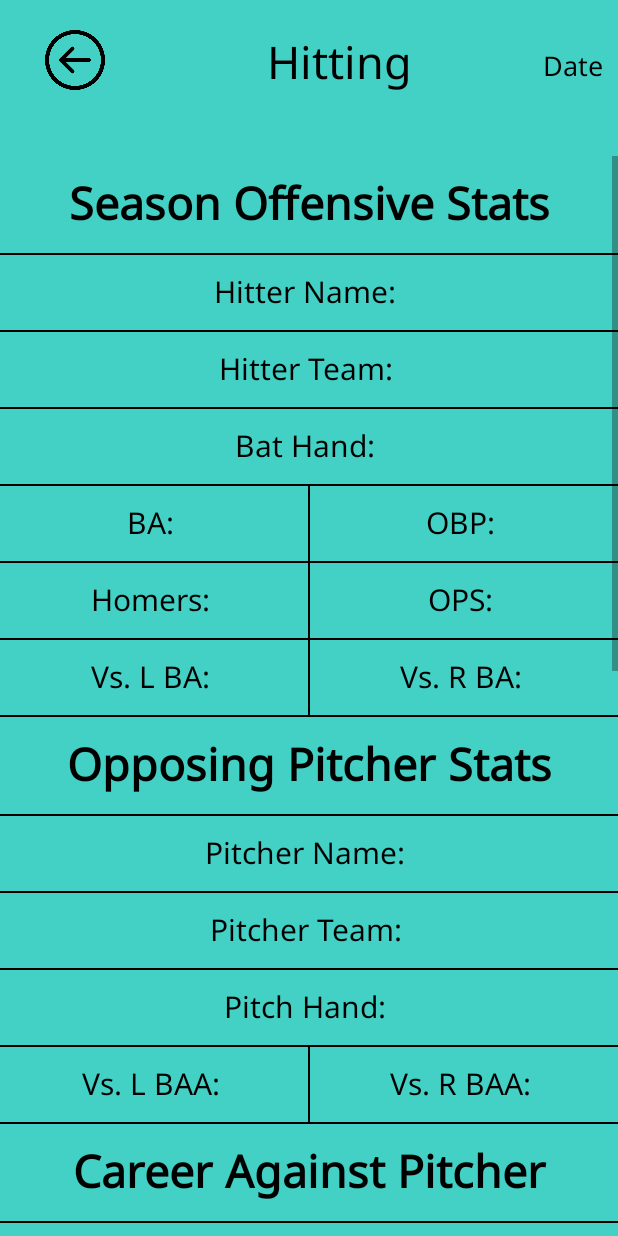
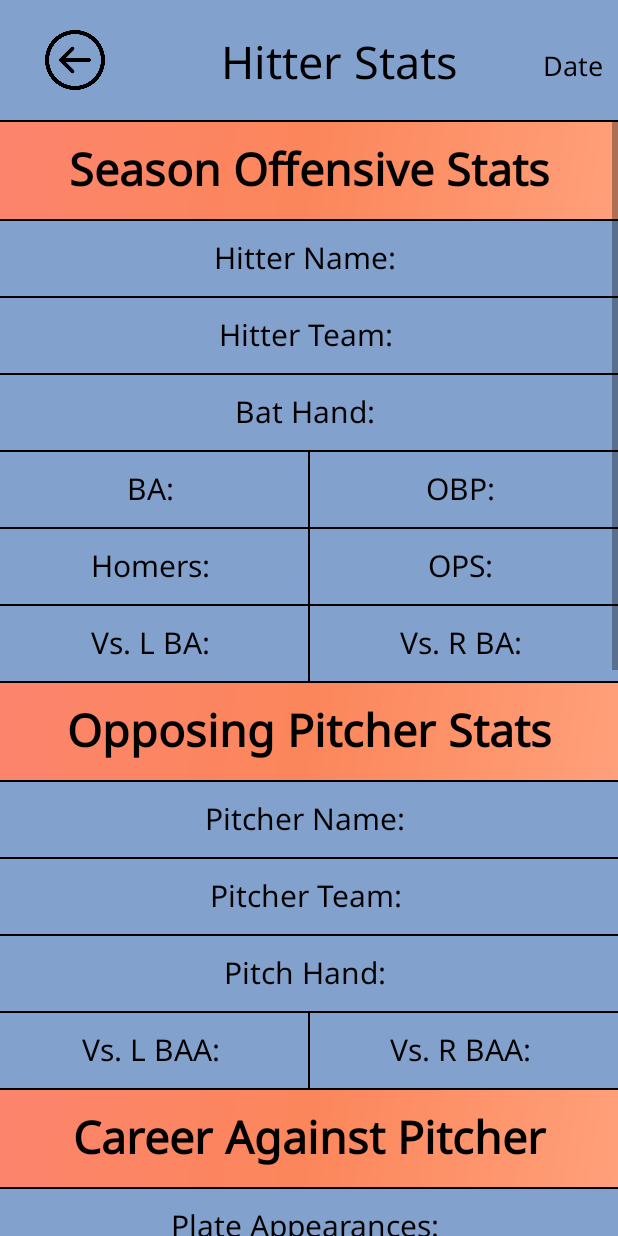
Before and after one commit to ipluchino/MLB-Bet-Buddy-App, an Android app built with Jetpack Compose: the layout activity_hittingdetails.xml on its own in the app's theme, with its tools: preview values and no code run, on a phone screen of 412 x 824 dp. Run offline under Robolectric (Android 15) with nearby library versions, the phone set to English and light mode, and no system bars.

Commit message:
Continued working on the backgrounds used for all of the screens. Also added some documentation.

```diff
--- a/app/src/main/java/edu/ramapo/ipluchino/mlbbetbuddy/View/HittingActivity.java
+++ b/app/src/main/java/edu/ramapo/ipluchino/mlbbetbuddy/View/HittingActivity.java
@@ -137,7 +137,7 @@ public class HittingActivity extends AppCompatActivity {
         }
 
         //Set the backgrounds of the top bets to gold, silver, and bronze.
-        WidgetUtilities.SetTopBets(m_tableLayout, 3, 3 ,3);
+        WidgetUtilities.SetTopBets(m_tableLayout, 2, 2 ,2);
 
         //Add an empty row to the end so that the divider gets shown on the bottom of the last row.
         TableRow emptyBottomRow = new TableRow(this);
--- a/app/src/main/java/edu/ramapo/ipluchino/mlbbetbuddy/View/NRFIYRFIDetailsActivity.java
+++ b/app/src/main/java/edu/ramapo/ipluchino/mlbbetbuddy/View/NRFIYRFIDetailsActivity.java
@@ -153,7 +153,7 @@ public class NRFIYRFIDetailsActivity extends AppCompatActivity {
         String homeTeamAbbreviation = BetPredictorModel.TEAM_ABBREVIATION.get(homeTeamName);
         String awayTeamName = (String) m_betDetails.get("Away Team Name");
         String awayTeamAbbreviation = BetPredictorModel.TEAM_ABBREVIATION.get(awayTeamName);
-        m_titleTextView.setText(homeTeamAbbreviation + " @ " + awayTeamAbbreviation);
+        m_titleTextView.setText(awayTeamAbbreviation + " @ " + homeTeamAbbreviation);
 
         //Set the local time.
         String localGameTime = m_BPModelObj.ConvertToTimezone((String) m_betDetails.get("DateTime String"), TimeZone.getDefault().getID());
--- a/app/src/main/java/edu/ramapo/ipluchino/mlbbetbuddy/View/ScheduleDetailsActivity.java
+++ b/app/src/main/java/edu/ramapo/ipluchino/mlbbetbuddy/View/ScheduleDetailsActivity.java
@@ -98,7 +98,7 @@ public class ScheduleDetailsActivity extends AppCompatActivity {
         String homeTeamAbbreviation = BetPredictorModel.TEAM_ABBREVIATION.get(homeTeamName);
         String awayTeamName = (String) m_gameDetails.get("Away Team Name");
         String awayTeamAbbreviation = BetPredictorModel.TEAM_ABBREVIATION.get(awayTeamName);
-        m_titleTextView.setText(homeTeamAbbreviation + " @ " + awayTeamAbbreviation);
+        m_titleTextView.setText(awayTeamAbbreviation + " @ " + homeTeamAbbreviation);
 
         //Set the local time.
         String localGameTime = m_BPModelObj.ConvertToTimezone((String) m_gameDetails.get("DateTime String"), TimeZone.getDefault().getID());
--- /dev/null
+++ b/app/src/main/res/drawable/activity_background.xml
@@ -0,0 +1,6 @@
+<shape xmlns:android="http://schemas.android.com/apk/res/android">
+    <gradient
+        android:startColor="#87CEEB"
+        android:endColor="#D2B48C"
+        android:angle="135"/>
+</shape>
--- /dev/null
+++ b/app/src/main/res/drawable/title_background.xml
@@ -0,0 +1,7 @@
+<shape xmlns:android="http://schemas.android.com/apk/res/android">
+    <gradient
+        android:startColor="#FFA07A"
+        android:centerColor="#fc865b"
+        android:endColor="#FC846D"
+        android:angle="135"/>
+</shape>
--- a/app/src/main/res/layout/activity_hitting.xml
+++ b/app/src/main/res/layout/activity_hitting.xml
@@ -4,7 +4,7 @@
     android:layout_width="match_parent"
     android:layout_height="match_parent"
     xmlns:app="http://schemas.android.com/apk/res-auto"
-    android:background="#43D1C5">
+    android:background="@drawable/solid_background">
 
     <LinearLayout
         android:layout_width="match_parent"
@@ -48,7 +48,7 @@
     <ScrollView
         android:layout_width="match_parent"
         android:layout_height="match_parent"
-        android:layout_marginTop="104dp"
+        android:layout_marginTop="80dp"
         app:layout_constraintEnd_toEndOf="parent"
         app:layout_constraintHorizontal_bias="0.0"
         app:layout_constraintStart_toStartOf="parent"
--- a/app/src/main/res/layout/activity_hittingdetails.xml
+++ b/app/src/main/res/layout/activity_hittingdetails.xml
@@ -4,7 +4,7 @@
     android:layout_width="match_parent"
     android:layout_height="match_parent"
     xmlns:app="http://schemas.android.com/apk/res-auto"
-    android:background="#43D1C5">
+    android:background="@drawable/solid_background">
 
     <LinearLayout
         android:layout_width="match_parent"
@@ -28,7 +28,7 @@
             android:layout_width="0dp"
             android:layout_height="wrap_content"
             android:layout_weight="1"
-            android:text="Hitting"
+            android:text="Hitter Stats"
             android:textColor="@color/black"
             android:textSize="30sp"
             android:gravity="center"/>
@@ -48,7 +48,7 @@
     <ScrollView
         android:layout_width="match_parent"
         android:layout_height="match_parent"
-        android:layout_marginTop="104dp"
+        android:layout_marginTop="80dp"
         app:layout_constraintEnd_toEndOf="parent"
         app:layout_constraintHorizontal_bias="0.0"
         app:layout_constraintStart_toStartOf="parent"
@@ -66,11 +66,15 @@
             android:showDividers="middle"
             android:divider="@drawable/divider">
 
+            <!-- Empty row to display the top divider -->
+            <TableRow></TableRow>
+
             <TableRow
                 android:layout_width="match_parent"
                 android:layout_height="wrap_content"
                 android:paddingTop="10dp"
-                android:paddingBottom="10dp">
+                android:paddingBottom="10dp"
+                android:background="@drawable/title_background">
 
                 <TextView
                     android:layout_width="0dp"
@@ -249,7 +253,8 @@
                 android:layout_width="match_parent"
                 android:layout_height="wrap_content"
                 android:paddingTop="10dp"
-                android:paddingBottom="10dp">
+                android:paddingBottom="10dp"
+                android:background="@drawable/title_background">
 
                 <TextView
                     android:layout_width="0dp"
@@ -357,7 +362,8 @@
                 android:layout_width="match_parent"
                 android:layout_height="wrap_content"
                 android:paddingTop="10dp"
-                android:paddingBottom="10dp">
+                android:paddingBottom="10dp"
+                android:background="@drawable/title_background">
 
                 <TextView
                     android:layout_width="0dp"
@@ -447,7 +453,8 @@
                 android:layout_width="match_parent"
                 android:layout_height="wrap_content"
                 android:paddingTop="10dp"
-                android:paddingBottom="10dp">
+                android:paddingBottom="10dp"
+                android:background="@drawable/title_background">
 
                 <TextView
                     android:layout_width="0dp"
@@ -537,7 +544,8 @@
                 android:layout_width="match_parent"
                 android:layout_height="wrap_content"
                 android:paddingTop="10dp"
-                android:paddingBottom="10dp">
+                android:paddingBottom="10dp"
+                android:background="@drawable/title_background">
 
                 <TextView
                     android:layout_width="0dp"
--- a/app/src/main/res/layout/activity_homescreen.xml
+++ b/app/src/main/res/layout/activity_homescreen.xml
@@ -4,7 +4,7 @@
     android:layout_width="match_parent"
     android:layout_height="match_parent"
     xmlns:app="http://schemas.android.com/apk/res-auto"
-    android:background="@drawable/testing_background">
+    android:background="@drawable/home_screen_background">
 
     <ImageView
         android:id="@+id/logoImageView"
--- a/app/src/main/res/layout/activity_nrfiyrfi.xml
+++ b/app/src/main/res/layout/activity_nrfiyrfi.xml
@@ -4,7 +4,7 @@
     android:layout_width="match_parent"
     android:layout_height="match_parent"
     xmlns:app="http://schemas.android.com/apk/res-auto"
-    android:background="#43D1C5">
+    android:background="@drawable/solid_background">
 
     <LinearLayout
         android:layout_width="match_parent"
@@ -57,7 +57,7 @@
     <ScrollView
         android:layout_width="match_parent"
         android:layout_height="match_parent"
-        android:layout_marginTop="104dp"
+        android:layout_marginTop="80dp"
         app:layout_constraintEnd_toEndOf="parent"
         app:layout_constraintHorizontal_bias="0.0"
         app:layout_constraintStart_toStartOf="parent"
--- a/app/src/main/res/layout/activity_schedule.xml
+++ b/app/src/main/res/layout/activity_schedule.xml
@@ -4,7 +4,7 @@
     android:layout_width="match_parent"
     android:layout_height="match_parent"
     xmlns:app="http://schemas.android.com/apk/res-auto"
-    android:background="#43D1C5">
+    android:background="@drawable/solid_background">
 
     <LinearLayout
         android:layout_width="match_parent"
@@ -48,7 +48,7 @@
     <ScrollView
         android:layout_width="match_parent"
         android:layout_height="match_parent"
-        android:layout_marginTop="104dp"
+        android:layout_marginTop="80dp"
         app:layout_constraintEnd_toEndOf="parent"
         app:layout_constraintHorizontal_bias="0.0"
         app:layout_constraintStart_toStartOf="parent"
```
Also changed, not shown: app/src/main/res/layout/activity_nrfiyrfidetails.xml (+12 -6 lines), app/src/main/res/layout/activity_scheduledetails.xml (+47 -4 lines), app/src/main/res/drawable/drizzle.png, app/src/main/res/drawable/home_screen_background.jpg (renamed from app/src/main/res/drawable/testing_background.jpg), app/src/main/res/drawable/solid_background.jpg (added).
